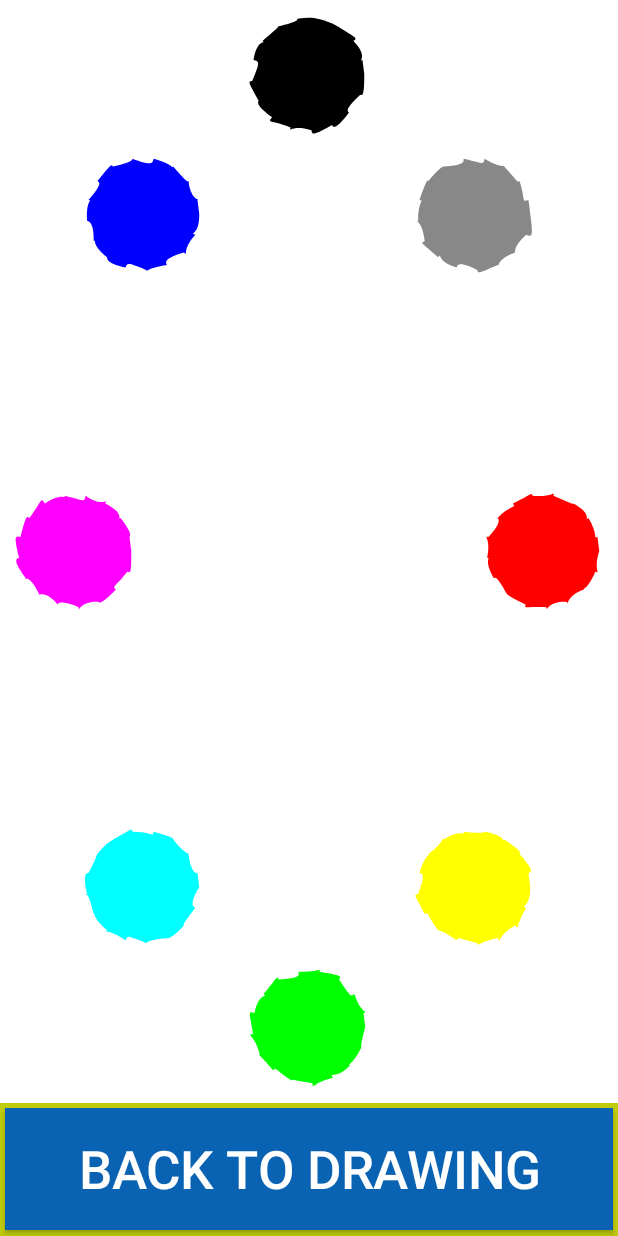
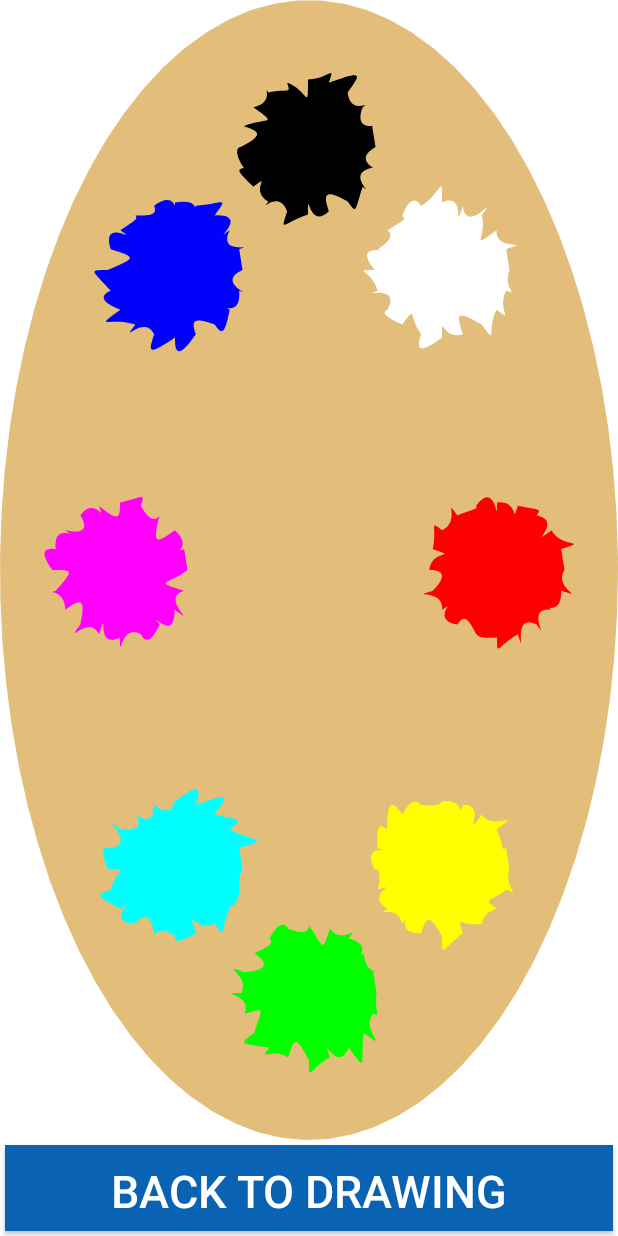
Before and after one commit to unaveed/MoviePaint, an Android app: the CreateModeActivity screen opened directly, with no data from a screen before it, on a phone screen of 412 x 824 dp. Run offline under Robolectric (Android 15) with nearby library versions, the phone set to English and light mode, and no system bars.

Commit message:
Added palette, need to save points and palette.

```diff
--- a/app/src/main/java/edu/utah/cs4962/moviepaint/CreateModeActivity.java
+++ b/app/src/main/java/edu/utah/cs4962/moviepaint/CreateModeActivity.java
@@ -10,9 +10,19 @@ import android.view.ViewGroup;
 import android.widget.Button;
 import android.widget.LinearLayout;
 
+import com.google.gson.Gson;
+
+import java.io.BufferedReader;
+import java.io.BufferedWriter;
+import java.io.File;
+import java.io.FileReader;
+import java.io.FileWriter;
+import java.util.ArrayList;
+
 public class CreateModeActivity extends Activity
 {
     PaletteView mPaletteView;
+    private static final String FILE_NAME = "paletteColors.txt";
 
     @Override
     protected void onCreate(Bundle savedInstanceState)
@@ -21,13 +31,13 @@ public class CreateModeActivity extends Activity
 
         LinearLayout rootLayout = new LinearLayout(this);
         rootLayout.setOrientation(LinearLayout.VERTICAL);
-        rootLayout.setBackgroundColor(Color.rgb(191,204,12));
 
         mPaletteView = new PaletteView(this);
+        mPaletteView.setId(10);
 
         Button drawingButton = new Button(this);
         drawingButton.setText("Back to drawing");
-        drawingButton.setTextSize(35.0f);
+        drawingButton.setTextSize(30.0f);
         drawingButton.setBackgroundColor(Color.rgb(10, 99, 178));
         drawingButton.setTextColor(Color.rgb(255,255,255));
         drawingButton.setOnClickListener(new View.OnClickListener()
@@ -40,10 +50,10 @@ public class CreateModeActivity extends Activity
         });
 
         LinearLayout.LayoutParams paletteViewParams =
-                new LinearLayout.LayoutParams(ViewGroup.LayoutParams.MATCH_PARENT, 0, 0.90f);
+                new LinearLayout.LayoutParams(ViewGroup.LayoutParams.MATCH_PARENT, 0, 0.93f);
 
         LinearLayout.LayoutParams buttonParams =
-                new LinearLayout.LayoutParams(ViewGroup.LayoutParams.MATCH_PARENT, 0, 0.10f);
+                new LinearLayout.LayoutParams(ViewGroup.LayoutParams.MATCH_PARENT, 0, 0.07f);
         buttonParams.setMargins(5, 5, 5, 5);
 
         if(getResources().getConfiguration().orientation == Configuration.ORIENTATION_LANDSCAPE)
@@ -60,21 +70,75 @@ public class CreateModeActivity extends Activity
         setContentView(rootLayout);
     }
 
+//    @Override
+//    protected void onSaveInstanceState(Bundle state)
+//    {
+//        super.onSaveInstanceState(state);
+//        state.putSerializable("selectedColor", mPaletteView.getActiveColor());
+//        Log.i("Putting", "Dat work in");
+//    }
+//
+//    @Override
+//    protected void onRestoreInstanceState(Bundle savedInstanceState)
+//    {
+//        super.onRestoreInstanceState(savedInstanceState);
+//        mPaletteView.setActiveColor(savedInstanceState.getInt("selectedColor"));
+//        Log.i("Inside yo", "azz homie");
+//    }
+
+    @Override
+    protected void onPause()
+    {
+        super.onPause();
+        savePalette();
+    }
+
+    @Override
+    protected void onResume()
+    {
+        super.onResume();
+        loadPalette();
+    }
+
     private void openPaintActivity ()
     {
         Intent intent = new Intent(this, PaintActivity.class);
         startActivity(intent);
     }
 
-    @Override
-    protected void onPause()
+    private void savePalette()
     {
-        super.onPause();
+        Gson gson = new Gson();
+
+        String paletteColors = gson.toJson(mPaletteView.getColors());
+        try
+        {
+            File file = new File(getFilesDir(), FILE_NAME);
+            FileWriter fileWriter = new FileWriter(file);
+
+            BufferedWriter bufferedWriter = new BufferedWriter(fileWriter);
+            bufferedWriter.write(paletteColors);
+            bufferedWriter.close();
+        }
+        catch(Exception e)
+        {
+            e.printStackTrace();
+        }
     }
+    private void loadPalette()
+    {
+        try
+        {
+            File file = new File(getFilesDir(), FILE_NAME);
+            FileReader reader = new FileReader(file);
+            BufferedReader bufferedReader = new BufferedReader(reader);
 
-    @Override
-    protected void onResume()
-    {
-        super.onResume();
+            String palette = bufferedReader.readLine();
+            bufferedReader.close();
+        }
+        catch(Exception e)
+        {
+            e.printStackTrace();
+        }
     }
 }
--- a/app/src/main/java/edu/utah/cs4962/moviepaint/PaintView.java
+++ b/app/src/main/java/edu/utah/cs4962/moviepaint/PaintView.java
@@ -122,16 +122,16 @@ public class PaintView extends View {
             PointF center = new PointF(mContentRect.centerX(), mContentRect.centerY());
             mPoints.add(center);
 
-            float maxRadius = Math.min(mContentRect.width() * 0.5f, mContentRect.height() * 0.5f);
-            float minRadius = 0.50f * maxRadius;
+            float maxRadius = Math.min(mContentRect.width() * 0.45f, mContentRect.height() * 0.45f);
+            float minRadius = 0.5f * maxRadius;
             mRadius = minRadius + (maxRadius - minRadius) * 0.5f;
-            int pointCount = 50;
+            int pointCount = 60;
 
             for (int pointIndex = 0; pointIndex < pointCount; pointIndex += 3)
             {
                 // Control 1
                 PointF control1 = new PointF();
-                float control1Radius = mRadius + (float)(Math.random() - 0.5) * 2.0f * 8.0f;
+                float control1Radius = mRadius + (float)(Math.random() - 0.5) * 6.0f * 10.0f;
                 control1.x = center.x + control1Radius *
                         (float)Math.cos(((double)pointIndex / (double)pointCount) * 2.0 * Math.PI);
                 control1.y = center.y + control1Radius *
@@ -139,7 +139,7 @@ public class PaintView extends View {
 
                 // Control 2
                 PointF control2 = new PointF();
-                float control2Radius = mRadius + (float)(Math.random() - 0.5) * 2.0f * 8.0f;
+                float control2Radius = mRadius + (float)(Math.random() - 0.5) * 6.0f * 12.0f;
                 control2.x = center.x + control2Radius *
                         (float)Math.cos(((double)pointIndex / (double)pointCount) * 2.0 * Math.PI);
                 control2.y = center.y + control2Radius *
--- a/app/src/main/java/edu/utah/cs4962/moviepaint/PaletteView.java
+++ b/app/src/main/java/edu/utah/cs4962/moviepaint/PaletteView.java
@@ -3,15 +3,22 @@ package edu.utah.cs4962.moviepaint;
 import android.animation.ObjectAnimator;
 import android.animation.PropertyValuesHolder;
 import android.content.Context;
+import android.graphics.Canvas;
 import android.graphics.Color;
+import android.graphics.ColorFilter;
+import android.graphics.Paint;
+import android.graphics.Path;
 import android.graphics.PointF;
 import android.graphics.Rect;
+import android.graphics.RectF;
+import android.graphics.drawable.Drawable;
 import android.os.Bundle;
 import android.os.Parcelable;
 import android.util.Log;
 import android.view.MotionEvent;
 import android.view.View;
 import android.view.ViewGroup;
+import android.widget.Toast;
 
 import java.util.ArrayList;
 import java.util.HashMap;
@@ -31,7 +38,7 @@ public class PaletteView extends ViewGroup implements PaintView.OnSplotchTouchLi
 
     public PaletteView(Context context) {
         super(context);
-        setBackgroundColor(Color.WHITE);
+        setBackground(new Palette());
 
         addColor(Color.RED);
         addColor(Color.YELLOW);
@@ -40,7 +47,7 @@ public class PaletteView extends ViewGroup implements PaintView.OnSplotchTouchLi
         addColor(Color.MAGENTA);
         addColor(Color.BLUE);
         addColor(Color.BLACK);
-        addColor(Color.GRAY);
+        addColor(Color.WHITE);
     }
 
     public OnActiveColorChangedListener getOnActiveColorChangedListener ()
@@ -91,6 +98,15 @@ public class PaletteView extends ViewGroup implements PaintView.OnSplotchTouchLi
 
     public void addColor (int color)
     {
+        // Prevent the palette from getting to crowded
+        if(getChildCount() > 10)
+        {
+            Toast.makeText(getContext(),
+                    "Palette is full, remove a color before adding more.",
+                    Toast.LENGTH_LONG).show();
+            return;
+        }
+
         for(int matchingColor : getColors())
         {
             if(matchingColor == color)
@@ -102,6 +118,7 @@ public class PaletteView extends ViewGroup implements PaintView.OnSplotchTouchLi
         paintView.setOnSplotchTouchListener(this);
         // Put the boolean here to prevent user from adding paint view
         addView(paintView);
+        invalidate();
     }
 
     public void removeColor(int color)
@@ -203,7 +220,7 @@ public class PaletteView extends ViewGroup implements PaintView.OnSplotchTouchLi
         }
 
         Rect layoutRect = new Rect();
-        int size = 75;
+        int size = 100;
         // Set the area of the oval
         layoutRect.left = getPaddingLeft() + size;
         layoutRect.top = getPaddingTop() + size;
@@ -212,8 +229,8 @@ public class PaletteView extends ViewGroup implements PaintView.OnSplotchTouchLi
 
         for (int childIndex = 0; childIndex < getChildCount(); childIndex++) {
             double angle = (double) childIndex / (double) getChildCount() * 2.0 * Math.PI;
-            int childCenterX = (int)(layoutRect.centerX() +  layoutRect.width() * 0.5 * Math.cos(angle));
-            int childCenterY = (int)(layoutRect.centerY() + layoutRect.height() * 0.5 * Math.sin(angle));
+            int childCenterX = (int)(layoutRect.centerX() +  layoutRect.width() * 0.45 * Math.cos(angle));
+            int childCenterY = (int)(layoutRect.centerY() + layoutRect.height() * 0.45 * Math.sin(angle));
 
             // Set the size of the boxes
             View child = getChildAt(childIndex);
@@ -253,14 +270,14 @@ public class PaletteView extends ViewGroup implements PaintView.OnSplotchTouchLi
                     if(!inBoundary(startX,startY))
                         removeColor(child.getColor());
 
+                    // Snap splotch back to original position if it's still on palette
+                    if(mSplotchLocations.containsKey(child))
+                        snapSplotchToOrigin(child, startX, startY);
+
                     // Check if active splotch was dropped on another splotch
                     PaintView droppedOnSplotch = onTopOfSplotch(child, startX, startY);
                     if(droppedOnSplotch != null)
                         addColor(mixColors(child.getColor(), droppedOnSplotch.getColor()));
-
-                    // Snap splotch back to original position if it's still on palette
-                    if(mSplotchLocations.containsKey(child))
-                        snapSplotchToOrigin(child, startX, startY);
                 }
             }
         }
@@ -330,7 +347,7 @@ public class PaletteView extends ViewGroup implements PaintView.OnSplotchTouchLi
     {
         PointF point = mSplotchLocations.get(splotch);
         ObjectAnimator animator = new ObjectAnimator();
-        animator.setDuration(500);
+        animator.setDuration(300);
         animator.setTarget(splotch);
 
         float centerX = splotch.getWidth() / 2;
@@ -350,4 +367,59 @@ public class PaletteView extends ViewGroup implements PaintView.OnSplotchTouchLi
 
         animator.start();
     }
+
+    private class Palette extends Drawable
+    {
+        @Override
+        public void draw (Canvas canvas)
+        {
+            Paint paint = new Paint(Paint.ANTI_ALIAS_FLAG);
+            paint.setColor(Color.rgb(227, 190, 122));
+            Path path = new Path();
+            int points = 250;
+
+            RectF rect = new RectF();
+            rect.left = getPaddingLeft();
+            rect.top = getPaddingTop();
+            rect.right = getWidth() - getPaddingRight();
+            rect.bottom = getHeight() - getPaddingBottom();
+            float radiusX = rect.width() / 2;
+            float radiusY = rect.height() / 2;
+
+            for (int pointIndex = 0; pointIndex < points; pointIndex += 3) {
+                PointF point = new PointF();
+
+                double twoPI = 2.0 * Math.PI;
+
+                point.x = rect.centerX() + radiusX * (float)
+                        Math.cos(twoPI * ((double) pointIndex / (double) points));
+                point.y = rect.centerY() + radiusY * (float)
+                        Math.sin(twoPI * ((double) pointIndex / (double) points));
+
+                if (pointIndex == 0)
+                    path.moveTo(point.x, point.y);
+                else
+                    path.lineTo(point.x, point.y);
+            }
+            canvas.drawPath(path, paint);
+        }
+
+        @Override
+        public void setAlpha (int i)
+        {
+
+        }
+
+        @Override
+        public void setColorFilter (ColorFilter colorFilter)
+        {
+
+        }
+
+        @Override
+        public int getOpacity ()
+        {
+            return 0;
+        }
+    }
 }
```
Also changed, not shown: app/src/main/java/edu/utah/cs4962/moviepaint/PaintActivity.java (+8 -5 lines), app/src/main/java/edu/utah/cs4962/moviepaint/WatchModeActivity.java (+10 -4 lines).
